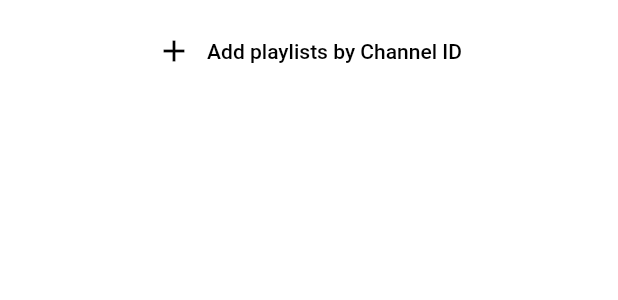
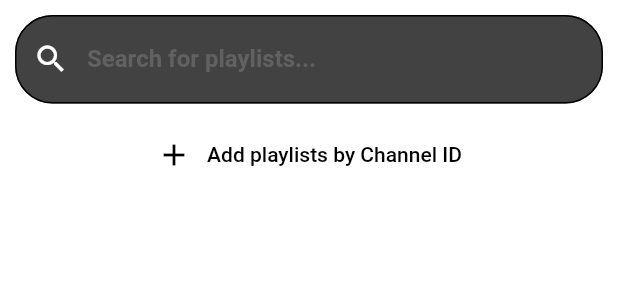
Before and after one commit to kosodrzewina/playlister, a Flutter app: the SearchPage widget shown alone on an empty page, opened directly, on a phone screen of 412 x 824 dp. Shown: the top 300 px of the screen. Run offline on Flutter 3.47's test engine with Material 2 defaults, Android fonts, the phone set to English and light mode, and no system bars; our stand-ins replace flutter_svg, fluttertoast, mobx, shared_preferences; accounts and stored records are empty; generated files the repository leaves out were written again; project files that could hold a hidden picture were left out.

Commit message:
added search field

```diff
--- a/lib/l10n/intl_en.arb
+++ b/lib/l10n/intl_en.arb
@@ -34,6 +34,8 @@
     "@noPlaylistsFound": {},
     "searchPage_addByChannelId": "Add playlists by Channel ID",
     "@searchPage_addByChannelId": {},
+    "searchPage_searchForPlaylists": "Search for playlists...",
+    "@searchPage_searchForPlaylists": {},
     "channelIdDialog_channelId": "Channel ID",
     "@channelIdDialog_channelId": {},
     "endangeredPage_noDeletedVideosDetected": "No deleted videos detected",
--- a/lib/l10n/intl_pl.arb
+++ b/lib/l10n/intl_pl.arb
@@ -34,6 +34,8 @@
     "@noPlaylistsFound": {},
     "searchPage_addByChannelId": "Dodaj playlisty przez Channel ID",
     "@searchPage_addByChannelId": {},
+    "searchPage_searchForPlaylists": "Wyszukaj playlisty...",
+    "@searchPage_searchForPlaylists": {},
     "channelIdDialog_channelId": "Channel ID",
     "@channelIdDialog_channelId": {},
     "endangeredPage_noDeletedVideosDetected": "Nie wykryto usuniętych filmów",
--- a/lib/l10n/l10n_from_string.dart
+++ b/lib/l10n/l10n_from_string.dart
@@ -22,6 +22,7 @@ abstract class L10nStrings {
   static const apiKeyDialog_apiKeySaved = 'apiKeyDialog_apiKeySaved';
   static const noPlaylistsFound = 'noPlaylistsFound';
   static const searchPage_addByChannelId = 'searchPage_addByChannelId';
+  static const searchPage_searchForPlaylists = 'searchPage_searchForPlaylists';
   static const channelIdDialog_channelId = 'channelIdDialog_channelId';
   static const endangeredPage_noDeletedVideosDetected = 'endangeredPage_noDeletedVideosDetected';
   static const error_fetchingPlaylists = 'error_fetchingPlaylists';
@@ -66,6 +67,8 @@ extension L10nFromString on String {
         return L10n.of(context)!.noPlaylistsFound;
       case L10nStrings.searchPage_addByChannelId:
         return L10n.of(context)!.searchPage_addByChannelId;
+      case L10nStrings.searchPage_searchForPlaylists:
+        return L10n.of(context)!.searchPage_searchForPlaylists;
       case L10nStrings.channelIdDialog_channelId:
         return L10n.of(context)!.channelIdDialog_channelId;
       case L10nStrings.endangeredPage_noDeletedVideosDetected:
--- a/lib/pages/search_page.dart
+++ b/lib/pages/search_page.dart
@@ -2,6 +2,7 @@ import 'package:flutter/cupertino.dart';
 import 'package:flutter/material.dart';
 
 import '../l10n/l10n.dart';
+import '../widgets/search_field.dart';
 import '../widgets/text_button_icon.dart';
 import 'channel_id_dialog.dart';
 
@@ -12,6 +13,19 @@ class SearchPage extends StatelessWidget {
   Widget build(BuildContext context) {
     return Column(
       children: [
+        const SizedBox(height: 10),
+        Row(
+          children: [
+            const SizedBox(width: 10),
+            Expanded(
+              child: SearchField(
+                labelText: L10n.of(context)!.searchPage_searchForPlaylists,
+                accentColor: Colors.red,
+              ),
+            ),
+            const SizedBox(width: 10),
+          ],
+        ),
         const SizedBox(height: 10),
         Row(
           mainAxisAlignment: MainAxisAlignment.center,
--- a/lib/stores/playlist_store.dart
+++ b/lib/stores/playlist_store.dart
@@ -2,9 +2,9 @@ import 'dart:convert';
 import 'dart:io';
 
 import 'package:mobx/mobx.dart';
-import 'package:playlister/l10n/l10n.dart';
 import 'package:shared_preferences/shared_preferences.dart';
 
+import '../l10n/l10n.dart';
 import '../models.dart';
 import '../repositories/youtube_repository.dart';
 
--- /dev/null
+++ b/lib/widgets/search_field.dart
@@ -0,0 +1,61 @@
+import 'package:flutter/cupertino.dart';
+import 'package:flutter/material.dart';
+
+class SearchField extends StatefulWidget {
+  final String labelText;
+  final Color accentColor;
+
+  const SearchField({
+    required this.labelText,
+    required this.accentColor,
+  });
+
+  @override
+  _SearchFieldState createState() => _SearchFieldState();
+}
+
+class _SearchFieldState extends State<SearchField> {
+  final FocusNode _focusNode = FocusNode();
+  var _currentColor = Colors.white;
+
+  @override
+  void initState() {
+    _focusNode.addListener(() {
+      setState(() {
+        _currentColor = _currentColor == widget.accentColor
+            ? Colors.white
+            : widget.accentColor;
+      });
+    });
+    super.initState();
+  }
+
+  @override
+  Widget build(BuildContext context) {
+    return TextField(
+      decoration: InputDecoration(
+        border: OutlineInputBorder(
+          borderRadius: BorderRadius.circular(25),
+        ),
+        enabledBorder: OutlineInputBorder(
+          borderRadius: BorderRadius.circular(25),
+        ),
+        focusedBorder: OutlineInputBorder(
+          borderRadius: BorderRadius.circular(25),
+        ),
+        fillColor: Colors.grey[800],
+        focusColor: Colors.amber,
+        filled: true,
+        prefixIcon: Icon(
+          Icons.search,
+          color: _currentColor,
+        ),
+        labelText: widget.labelText,
+        floatingLabelBehavior: FloatingLabelBehavior.never,
+      ),
+      focusNode: _focusNode,
+      cursorColor: widget.accentColor,
+      onSubmitted: (input) {},
+    );
+  }
+}
```
